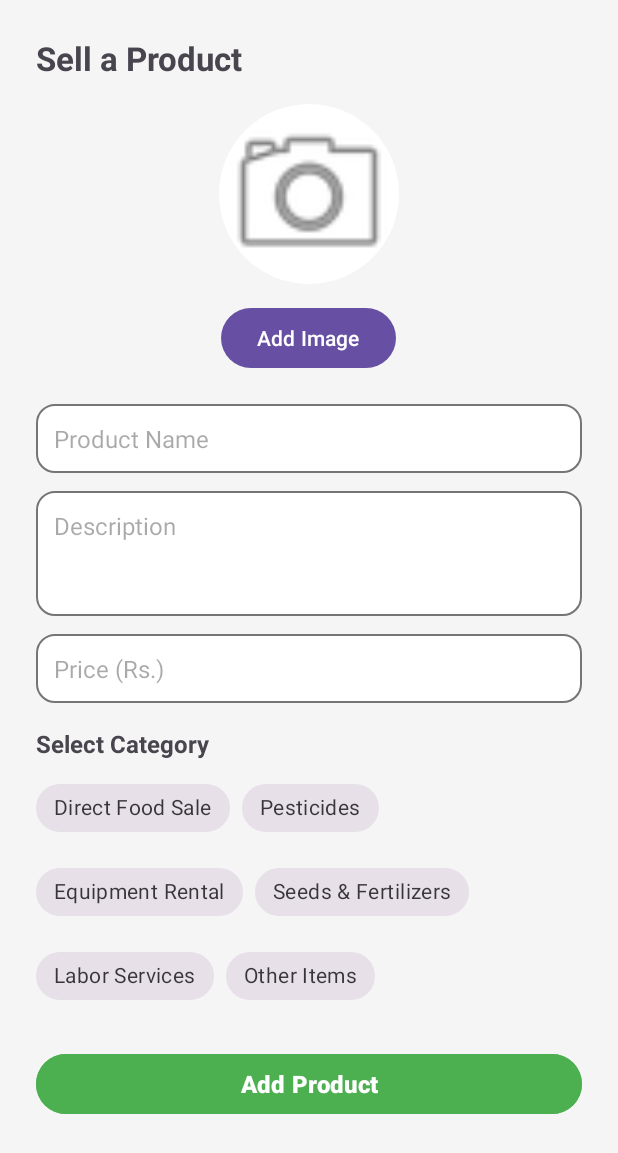
After one commit to Dinushan4568/Govi_saviya, an Android app: the SellProductActivity screen opened directly, with no data from a screen before it, on a phone screen of 412 x 824 dp. The commit adds this screen. Shown: the top 1153 px of the screen. Run offline under Robolectric (Android 15) with nearby library versions, the phone set to English and light mode, and no system bars; pictures from the network do not load; Roboto replaces fonts that are not available here.

Commit message:
Add SellProductActivity for product listing
Introduces SellProductActivity with UI and logic for users to add new products, including image selection, category picking, and form validation. Updates AndroidManifest to register the new activity, modifies MarketplaceActivity to launch SellProductActivity, and extends the Product model to support image URIs.

```diff
--- a/app/src/main/AndroidManifest.xml
+++ b/app/src/main/AndroidManifest.xml
@@ -50,6 +50,7 @@
         <activity android:name=".FeedbackActivity" android:exported="false" />
         <activity android:name=".ProfileActivity" android:exported="false" />
         <activity android:name=".NotificationActivity" android:exported="false" />
+        <activity android:name=".SellProductActivity" />
 
         <meta-data
             android:name="preloaded_fonts"
--- a/app/src/main/java/com/s23010535/govisaviya/MarketplaceActivity.java
+++ b/app/src/main/java/com/s23010535/govisaviya/MarketplaceActivity.java
@@ -96,9 +96,8 @@ public class MarketplaceActivity extends Activity implements ProductAdapter.OnPr
         btnSellProduct.setOnClickListener(new View.OnClickListener() {
             @Override
             public void onClick(View v) {
-                showToast("Opening sell product form...");
-                // Intent intent = new Intent(MarketplaceActivity.this, SellProductActivity.class);
-                // startActivity(intent);
+                Intent intent = new Intent(MarketplaceActivity.this, SellProductActivity.class);
+                startActivity(intent);
             }
         });
 
--- /dev/null
+++ b/app/src/main/res/layout/activity_sell_product.xml
@@ -0,0 +1,143 @@
+<?xml version="1.0" encoding="utf-8"?>
+<ScrollView xmlns:android="http://schemas.android.com/apk/res/android"
+    xmlns:app="http://schemas.android.com/apk/res-auto"
+    android:layout_width="match_parent"
+    android:layout_height="match_parent"
+    android:background="#F5F5F5">
+
+    <LinearLayout
+        android:layout_width="match_parent"
+        android:layout_height="wrap_content"
+        android:orientation="vertical"
+        android:padding="24dp">
+
+        <TextView
+            android:layout_width="wrap_content"
+            android:layout_height="wrap_content"
+            android:text="Sell a Product"
+            android:textSize="22sp"
+            android:textStyle="bold"
+            android:layout_marginBottom="16dp" />
+
+        <!-- Product Image Picker -->
+        <ImageView
+            android:id="@+id/ivProductImage"
+            android:layout_width="120dp"
+            android:layout_height="120dp"
+            android:src="@android:drawable/ic_menu_camera"
+            android:background="@drawable/circle_background"
+            android:scaleType="centerCrop"
+            android:layout_gravity="center_horizontal"
+            android:layout_marginBottom="12dp"
+            android:contentDescription="Product Image" />
+        <Button
+            android:id="@+id/btnPickImage"
+            android:layout_width="wrap_content"
+            android:layout_height="wrap_content"
+            android:text="Add Image"
+            android:layout_gravity="center_horizontal"
+            android:layout_marginBottom="20dp" />
+
+        <!-- Product Name -->
+        <EditText
+            android:id="@+id/etProductName"
+            android:layout_width="match_parent"
+            android:layout_height="wrap_content"
+            android:hint="Product Name"
+            android:background="@drawable/edittext_background"
+            android:padding="12dp"
+            android:textSize="16sp"
+            android:layout_marginBottom="12dp" />
+
+        <!-- Description -->
+        <EditText
+            android:id="@+id/etDescription"
+            android:layout_width="match_parent"
+            android:layout_height="wrap_content"
+            android:hint="Description"
+            android:background="@drawable/edittext_background"
+            android:padding="12dp"
+            android:textSize="16sp"
+            android:layout_marginBottom="12dp"
+            android:minLines="3"
+            android:maxLines="5"
+            android:gravity="top|start" />
+
+        <!-- Price -->
+        <EditText
+            android:id="@+id/etPrice"
+            android:layout_width="match_parent"
+            android:layout_height="wrap_content"
+            android:hint="Price (Rs.)"
+            android:background="@drawable/edittext_background"
+            android:padding="12dp"
+            android:textSize="16sp"
+            android:inputType="numberDecimal"
+            android:layout_marginBottom="16dp" />
+
+        <!-- Category Picker -->
+        <TextView
+            android:layout_width="wrap_content"
+            android:layout_height="wrap_content"
+            android:text="Select Category"
+            android:textSize="16sp"
+            android:textStyle="bold"
+            android:layout_marginBottom="8dp" />
+        <com.google.android.material.chip.ChipGroup
+            android:id="@+id/chipGroupCategory"
+            android:layout_width="match_parent"
+            android:layout_height="wrap_content"
+            app:singleSelection="true"
+            app:selectionRequired="true"
+            android:layout_marginBottom="24dp">
+            <com.google.android.material.chip.Chip
+                android:id="@+id/chipFood"
+                style="@style/Widget.MaterialComponents.Chip.Choice"
+                android:layout_width="wrap_content"
+                android:layout_height="wrap_content"
+                android:text="Direct Food Sale" />
+            <com.google.android.material.chip.Chip
+                android:id="@+id/chipPesticides"
+                style="@style/Widget.MaterialComponents.Chip.Choice"
+                android:layout_width="wrap_content"
+                android:layout_height="wrap_content"
+                android:text="Pesticides" />
+            <com.google.android.material.chip.Chip
+                android:id="@+id/chipRental"
+                style="@style/Widget.MaterialComponents.Chip.Choice"
+                android:layout_width="wrap_content"
+                android:layout_height="wrap_content"
+                android:text="Equipment Rental" />
+            <com.google.android.material.chip.Chip
+                android:id="@+id/chipSeeds"
+                style="@style/Widget.MaterialComponents.Chip.Choice"
+                android:layout_width="wrap_content"
+                android:layout_height="wrap_content"
+                android:text="Seeds &amp; Fertilizers" />
+            <com.google.android.material.chip.Chip
+                android:id="@+id/chipLabor"
+                style="@style/Widget.MaterialComponents.Chip.Choice"
+                android:layout_width="wrap_content"
+                android:layout_height="wrap_content"
+                android:text="Labor Services" />
+            <com.google.android.material.chip.Chip
+                android:id="@+id/chipOthers"
+                style="@style/Widget.MaterialComponents.Chip.Choice"
+                android:layout_width="wrap_content"
+                android:layout_height="wrap_content"
+                android:text="Other Items" />
+        </com.google.android.material.chip.ChipGroup>
+
+        <!-- Submit Button -->
+        <Button
+            android:id="@+id/btnSubmit"
+            android:layout_width="match_parent"
+            android:layout_height="wrap_content"
+            android:text="Add Product"
+            android:backgroundTint="@color/green_primary"
+            android:textColor="@android:color/white"
+            android:textStyle="bold"
+            android:textSize="16sp" />
+
+    </LinearLayout>
+</ScrollView>
```
Also changed, not shown: app/src/main/java/com/s23010535/govisaviya/SellProductActivity.java (added, +193 -0 lines), app/src/main/java/com/s23010535/govisaviya/models/Product.java (+8 -0 lines).
